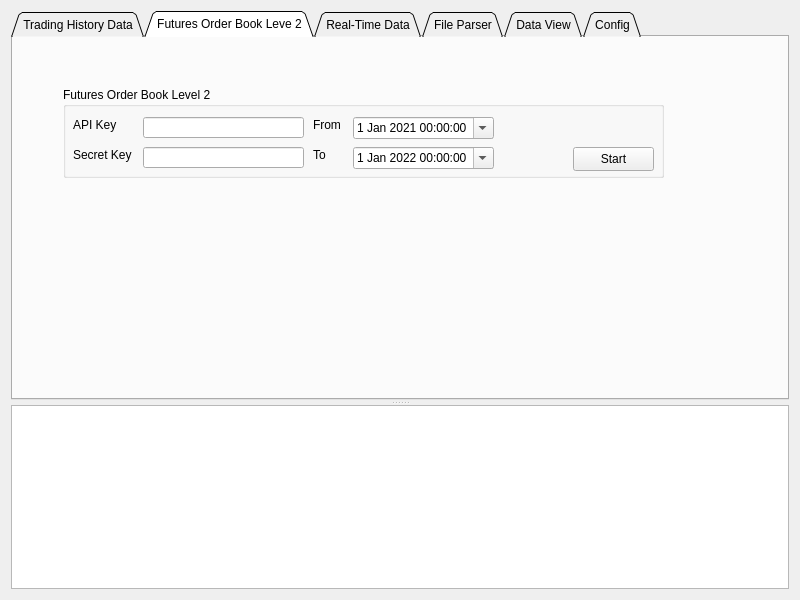
Above: quant/gui/widgets/MainForm.ui from KaiZheng2020/BinanceDownloader before the change. Below: the same form after it.
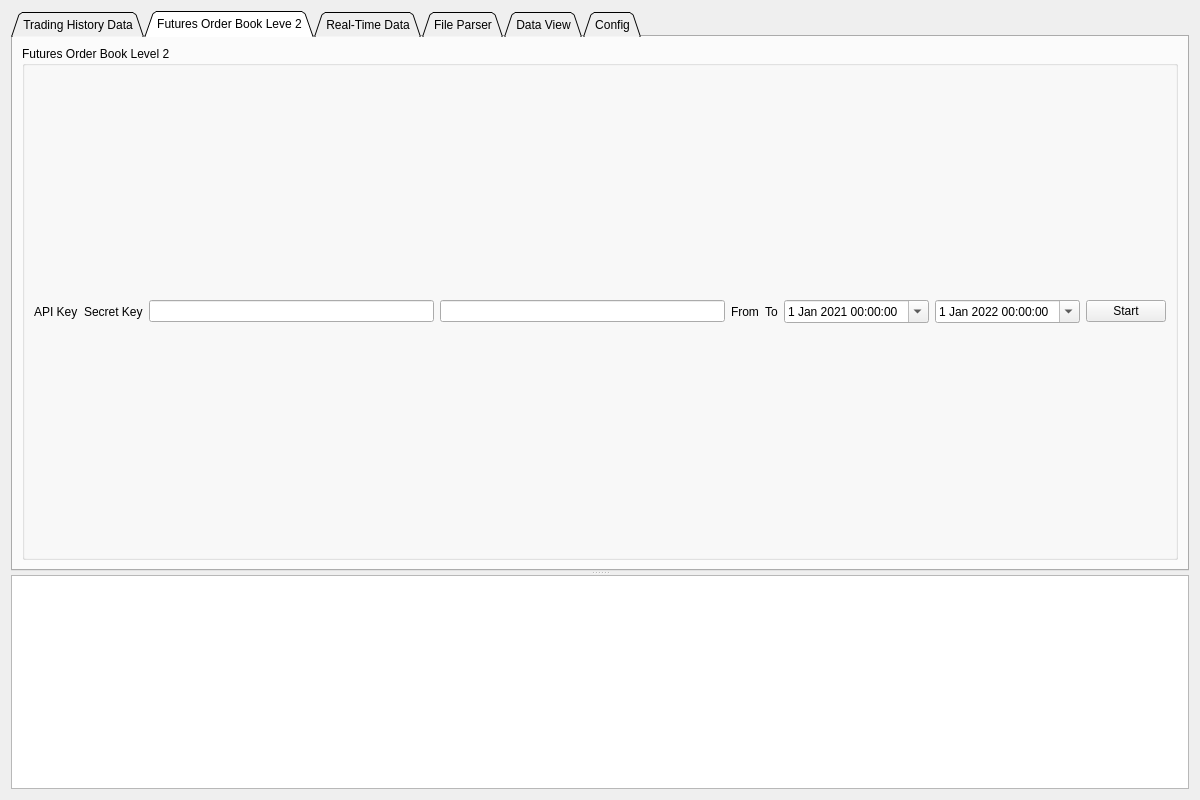
That is the form after the change. The open tabs and pages were chosen to show the change.

The edit to the form file:
```diff
--- a/quant/gui/widgets/MainForm.ui
+++ b/quant/gui/widgets/MainForm.ui
@@ -6,8 +6,8 @@
    <rect>
     <x>0</x>
     <y>0</y>
-    <width>800</width>
-    <height>600</height>
+    <width>1200</width>
+    <height>800</height>
    </rect>
   </property>
   <property name="sizePolicy">
@@ -25,50 +25,65 @@
   <property name="windowTitle">
    <string>Binance Downloader</string>
   </property>
-  <layout class="QVBoxLayout" name="verticalLayout">
+  <layout class="QGridLayout" name="gridLayout_MainForm">
    <property name="sizeConstraint">
     <enum>QLayout::SetMaximumSize</enum>
    </property>
-   <item>
+   <item row="0" column="0">
     <widget class="QSplitter" name="splitter">
-     <property name="sizePolicy">
-      <sizepolicy hsizetype="Expanding" vsizetype="Expanding">
-       <horstretch>0</horstretch>
-       <verstretch>0</verstretch>
-      </sizepolicy>
-     </property>
-     <property name="maximumSize">
-      <size>
-       <width>16777215</width>
-       <height>16777215</height>
-      </size>
-     </property>
      <property name="orientation">
       <enum>Qt::Vertical</enum>
      </property>
-     <property name="handleWidth">
-      <number>5</number>
-     </property>
      <widget class="QTabWidget" name="tabWidget">
       <property name="minimumSize">
        <size>
         <width>0</width>
-        <height>320</height>
+        <height>200</height>
        </size>
       </property>
       <property name="tabShape">
        <enum>QTabWidget::Triangular</enum>
       </property>
       <property name="currentIndex">
-       <number>4</number>
+       <number>0</number>
       </property>
       <widget class="QWidget" name="tab_HistoryData">
        <attribute name="title">
         <string>Trading History Data</string>
        </attribute>
        <layout class="QVBoxLayout" name="verticalLayout_3">
+        <property name="leftMargin">
+         <number>0</number>
+        </property>
+        <property name="topMargin">
+         <number>0</number>
+        </property>
+        <property name="rightMargin">
+         <number>0</number>
+        </property>
+        <property name="bottomMargin">
+         <number>0</number>
+        </property>
         <item>
-         <layout class="QVBoxLayout" name="verticalLayout_main">
+         <layout class="QVBoxLayout" name="verticalLayout_main" stretch="1,1,1,1">
+          <property name="spacing">
+           <number>9</number>
+          </property>
+          <property name="sizeConstraint">
+           <enum>QLayout::SetDefaultConstraint</enum>
+          </property>
+          <property name="leftMargin">
+           <number>4</number>
+          </property>
+          <property name="topMargin">
+           <number>4</number>
+          </property>
+          <property name="rightMargin">
+           <number>4</number>
+          </property>
+          <property name="bottomMargin">
+           <number>4</number>
+          </property>
           <item>
            <layout class="QHBoxLayout" name="horizontalLayout_up" stretch="1,1,1">
             <item>
@@ -405,6 +420,9 @@
             </item>
            </layout>
           </item>
+          <item>
+           <widget class="QTextBrowser" name="textBrowser_TradingHistoryDataNotice"/>
+          </item>
          </layout>
         </item>
        </layout>
@@ -413,86 +431,49 @@
        <attribute name="title">
         <string>Futures Order Book Leve 2</string>
        </attribute>
+       <layout class="QVBoxLayout" name="verticalLayout_2">
+        <item>
        <widget class="QGroupBox" name="groupBoxFutures">
-        <property name="geometry">
-         <rect>
-          <x>50</x>
-          <y>50</y>
-          <width>601</width>
-          <height>91</height>
-         </rect>
-        </property>
         <property name="title">
          <string>Futures Order Book Level 2</string>
         </property>
-        <widget class="QPushButton" name="pushButtonFuturesOrderBookSpiderStart">
-         <property name="geometry">
-          <rect>
-           <x>510</x>
-           <y>60</y>
-           <width>81</width>
-           <height>24</height>
-          </rect>
-         </property>
+          <layout class="QHBoxLayout" name="horizontalLayout_2">
+           <item>
+            <widget class="QLabel" name="labelAPIKey">
          <property name="text">
-          <string>Start</string>
-         </property>
-        </widget>
-        <widget class="QDateTimeEdit" name="dateTimeFuturesOrderBookEditEndDateTime">
-         <property name="geometry">
-          <rect>
-           <x>290</x>
-           <y>60</y>
-           <width>141</width>
-           <height>22</height>
-          </rect>
-         </property>
-         <property name="date">
-          <date>
-           <year>2022</year>
-           <month>1</month>
-           <day>1</day>
-          </date>
-         </property>
-         <property name="calendarPopup">
-          <bool>true</bool>
-         </property>
-        </widget>
-        <widget class="QLabel" name="labelEndTime">
-         <property name="geometry">
-          <rect>
-           <x>250</x>
-           <y>60</y>
-           <width>21</width>
-           <height>16</height>
-          </rect>
-         </property>
+              <string>API Key</string>
+             </property>
+            </widget>
+           </item>
+           <item>
+            <widget class="QLabel" name="labelSecretKey">
          <property name="text">
-          <string>To</string>
-         </property>
-        </widget>
+              <string>Secret Key</string>
+             </property>
+            </widget>
+           </item>
+           <item>
+            <widget class="QLineEdit" name="lineEditAPIKey"/>
+           </item>
+           <item>
+            <widget class="QLineEdit" name="lineEditSecretKey"/>
+           </item>
+           <item>
         <widget class="QLabel" name="labelBeginTime">
-         <property name="geometry">
-          <rect>
-           <x>250</x>
-           <y>30</y>
-           <width>31</width>
-           <height>16</height>
-          </rect>
-         </property>
          <property name="text">
           <string>From</string>
          </property>
         </widget>
+           </item>
+           <item>
+            <widget class="QLabel" name="labelEndTime">
+             <property name="text">
+              <string>To</string>
+             </property>
+            </widget>
+           </item>
+           <item>
         <widget class="QDateTimeEdit" name="dateTimeEditFuturesOrderBookBeginDateTime">
-         <property name="geometry">
-          <rect>
-           <x>290</x>
-           <y>30</y>
-           <width>141</width>
-           <height>22</height>
-          </rect>
-         </property>
          <property name="dateTime">
           <datetime>
            <hour>0</hour>
@@ -514,53 +495,32 @@
           <bool>true</bool>
          </property>
         </widget>
-        <widget class="QLineEdit" name="lineEditSecretKey">
-         <property name="geometry">
-          <rect>
-           <x>80</x>
-           <y>60</y>
-           <width>161</width>
-           <height>21</height>
-          </rect>
-         </property>
-        </widget>
-        <widget class="QLineEdit" name="lineEditAPIKey">
-         <property name="geometry">
-          <rect>
-           <x>80</x>
-           <y>30</y>
-           <width>161</width>
-           <height>21</height>
-          </rect>
-         </property>
-        </widget>
-        <widget class="QLabel" name="labelSecretKey">
-         <property name="geometry">
-          <rect>
-           <x>10</x>
-           <y>60</y>
-           <width>71</width>
-           <height>16</height>
-          </rect>
-         </property>
+           </item>
+           <item>
+            <widget class="QDateTimeEdit" name="dateTimeFuturesOrderBookEditEndDateTime">
+             <property name="date">
+              <date>
+               <year>2022</year>
+               <month>1</month>
+               <day>1</day>
+              </date>
+             </property>
+             <property name="calendarPopup">
+              <bool>true</bool>
+             </property>
+            </widget>
+           </item>
+           <item>
+            <widget class="QPushButton" name="pushButtonFuturesOrderBookSpiderStart">
          <property name="text">
-          <string>Secret Key</string>
-         </property>
-        </widget>
-        <widget class="QLabel" name="labelAPIKey">
-         <property name="geometry">
-          <rect>
-           <x>10</x>
-           <y>30</y>
-           <width>51</width>
-           <height>16</height>
-          </rect>
-         </property>
-         <property name="text">
-          <string>API Key</string>
-         </property>
-        </widget>
-       </widget>
+              <string>Start</string>
+             </property>
+            </widget>
+           </item>
+          </layout>
+         </widget>
+        </item>
+       </layout>
       </widget>
       <widget class="QWidget" name="tab_Realtime">
        <attribute name="title">
@@ -571,7 +531,19 @@
        <attribute name="title">
         <string>File Parser</string>
        </attribute>
-       <layout class="QVBoxLayout" name="verticalLayout_2" stretch="3,3,3">
+       <layout class="QVBoxLayout" name="verticalLayout_FileParser" stretch="3,3,3">
+        <property name="leftMargin">
+         <number>4</number>
+        </property>
+        <property name="topMargin">
+         <number>4</number>
+        </property>
+        <property name="rightMargin">
+         <number>4</number>
+        </property>
+        <property name="bottomMargin">
+         <number>4</number>
+        </property>
         <item>
          <layout class="QHBoxLayout" name="horizontalLayout_FileParserUp">
           <item>
@@ -662,7 +634,7 @@
          </layout>
         </item>
         <item>
-         <layout class="QHBoxLayout" name="horizontalLayout" stretch="0,0,0,0">
+         <layout class="QHBoxLayout" name="horizontalLayout_FileParser" stretch="0,0,0,0">
           <item>
            <widget class="QGroupBox" name="groupBox_ParseFileType">
             <property name="title">
@@ -672,8 +644,8 @@
              <property name="geometry">
               <rect>
                <x>30</x>
-               <y>40</y>
-               <width>114</width>
+               <y>60</y>
+               <width>191</width>
                <height>20</height>
               </rect>
              </property>
@@ -688,8 +660,8 @@
              <property name="geometry">
               <rect>
                <x>20</x>
-               <y>70</y>
-               <width>139</width>
+               <y>90</y>
+               <width>221</width>
                <height>16</height>
               </rect>
              </property>
@@ -790,7 +762,15 @@
           <property name="autoFillBackground">
            <bool>false</bool>
           </property>
-          <property name="markdown">
+          <property name="html">
+           <string>&lt;!DOCTYPE HTML PUBLIC &quot;-//W3C//DTD HTML 4.0//EN&quot; &quot;http://www.w3.org/TR/REC-html40/strict.dtd&quot;&gt;
+&lt;html&gt;&lt;head&gt;&lt;meta name=&quot;qrichtext&quot; content=&quot;1&quot; /&gt;&lt;style type=&quot;text/css&quot;&gt;
+p, li { white-space: pre-wrap; }
+&lt;/style&gt;&lt;/head&gt;&lt;body style=&quot; font-family:'SimSun'; font-size:9pt; font-weight:400; font-style:normal;&quot;&gt;
+&lt;p style=&quot; margin-top:6px; margin-bottom:6px; margin-left:0px; margin-right:0px; -qt-block-indent:0; text-indent:0px;&quot;&gt;&lt;span style=&quot; font-family:'Microsoft YaHei UI';&quot;&gt;1. Unzip the zip files to the same directory and combine all csv and feather files of the same directory to one single csv and feather file. &lt;/span&gt;&lt;/p&gt;
+&lt;p style=&quot; margin-top:6px; margin-bottom:6px; margin-left:0px; margin-right:0px; -qt-block-indent:0; text-indent:0px;&quot;&gt;&lt;span style=&quot; font-family:'Microsoft YaHei UI';&quot;&gt;2. If the Parse File Tpye - Auto Recognize is checked, there will be an optimation after the unzip progress, such as column name, datetime index, sort, etc.    &lt;/span&gt;&lt;/p&gt;&lt;/body&gt;&lt;/html&gt;</string>
+          </property>
+          <property name="markdown" stdset="0">
            <string>1. Unzip the zip files to the same directory and combine all csv and feather
 files of the same directory to one single csv and feather file. 
 
@@ -800,15 +780,6 @@
 
 </string>
           </property>
-          <property name="html">
-           <string>&lt;!DOCTYPE HTML PUBLIC &quot;-//W3C//DTD HTML 4.0//EN&quot; &quot;http://www.w3.org/TR/REC-html40/strict.dtd&quot;&gt;
-&lt;html&gt;&lt;head&gt;&lt;meta name=&quot;qrichtext&quot; content=&quot;1&quot; /&gt;&lt;meta charset=&quot;utf-8&quot; /&gt;&lt;style type=&quot;text/css&quot;&gt;
-p, li { white-space: pre-wrap; }
-hr { height: 1px; border-width: 0; }
-&lt;/style&gt;&lt;/head&gt;&lt;body style=&quot; font-family:'Microsoft YaHei UI'; font-size:9pt; font-weight:400; font-style:normal;&quot;&gt;
-&lt;p style=&quot; margin-top:6px; margin-bottom:6px; margin-left:0px; margin-right:0px; -qt-block-indent:0; text-indent:0px;&quot;&gt;1. Unzip the zip files to the same directory and combine all csv and feather files of the same directory to one single csv and feather file. &lt;/p&gt;
-&lt;p style=&quot; margin-top:6px; margin-bottom:6px; margin-left:0px; margin-right:0px; -qt-block-indent:0; text-indent:0px;&quot;&gt;2. If the Parse File Tpye - Auto Recognize is checked, there will be an optimation after the unzip progress, such as column name, datetime index, sort, etc.    &lt;/p&gt;&lt;/body&gt;&lt;/html&gt;</string>
-          </property>
          </widget>
         </item>
        </layout>
@@ -818,72 +789,106 @@
         <string>Data View</string>
        </attribute>
        <layout class="QVBoxLayout" name="verticalLayout_4">
+        <property name="spacing">
+         <number>0</number>
+        </property>
+        <property name="leftMargin">
+         <number>0</number>
+        </property>
+        <property name="topMargin">
+         <number>9</number>
+        </property>
+        <property name="rightMargin">
+         <number>0</number>
+        </property>
+        <property name="bottomMargin">
+         <number>0</number>
+        </property>
         <item>
-         <layout class="QGridLayout" name="gridLayout_2">
-          <item row="0" column="0">
+         <layout class="QVBoxLayout" name="verticalLayout_DataView">
+          <property name="spacing">
+           <number>9</number>
+          </property>
+          <property name="leftMargin">
+           <number>0</number>
+          </property>
+          <property name="topMargin">
+           <number>0</number>
+          </property>
+          <property name="rightMargin">
+           <number>0</number>
+          </property>
+          <property name="bottomMargin">
+           <number>0</number>
+          </property>
+          <item>
+           <layout class="QHBoxLayout" name="horizontalLayout_DataView_Button">
+            <item>
            <widget class="QPushButton" name="pushButton_DataView_Open">
             <property name="text">
              <string>Open</string>
             </property>
            </widget>
           </item>
-          <item row="0" column="1">
+            <item>
            <widget class="QPushButton" name="pushButton_DataView_Info">
             <property name="text">
              <string>Info</string>
             </property>
            </widget>
           </item>
-          <item row="0" column="2">
+            <item>
            <widget class="QPushButton" name="pushButton_DataView_Null">
             <property name="text">
              <string>Null</string>
             </property>
            </widget>
           </item>
-          <item row="0" column="3">
+            <item>
            <widget class="QPushButton" name="pushButton_DataView_Describe">
             <property name="text">
              <string>Describe</string>
             </property>
            </widget>
           </item>
-          <item row="0" column="4">
+            <item>
            <widget class="QPushButton" name="pushButton_DataView_Scatter">
             <property name="text">
              <string>Scatter</string>
             </property>
            </widget>
           </item>
-          <item row="0" column="5">
+            <item>
            <widget class="QPushButton" name="pushButton_DataView_KDE">
             <property name="text">
              <string>KDE</string>
             </property>
            </widget>
           </item>
-          <item row="0" column="6">
+            <item>
            <widget class="QPushButton" name="pushButton_DataView_PairPlot">
             <property name="text">
              <string>PairPlot</string>
             </property>
            </widget>
           </item>
-          <item row="0" column="7">
+            <item>
            <widget class="QPushButton" name="pushButton_DataView_CorrMap">
             <property name="text">
              <string>CorrMap</string>
             </property>
            </widget>
           </item>
-          <item row="0" column="8">
+            <item>
            <widget class="QPushButton" name="pushButton_DataView_Feature">
             <property name="text">
              <string>Feature</string>
             </property>
            </widget>
           </item>
-          <item row="1" column="0" colspan="9">
+           </layout>
+          </item>
+          <item>
            <widget class="QTableView" name="tableView_DataView">
             <property name="dragEnabled">
              <bool>true</bool>
```
Lines whose indentation alone changed are shown as unchanged.
